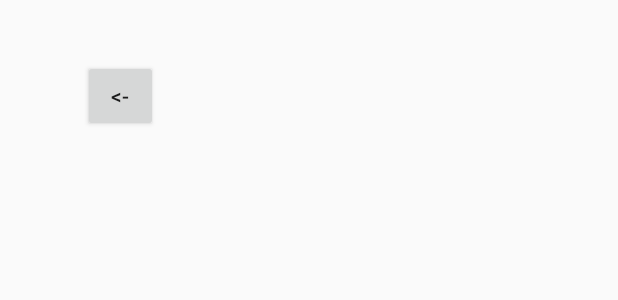
After one commit to JTRcode/boundless-games, an Android app: the layout activity_statistics.xml on its own in the app's theme, with its tools: preview values and no code run, on a phone screen of 412 x 824 dp. The commit adds this screen. Shown: the top 300 px of the screen. Run offline under Robolectric (Android 15) with nearby library versions, the phone set to English and light mode, and no system bars.

Commit message:
Added statistics method calls in each game Updated javadocs for statistics class Added statistics button to redirect to page with statistics summary

```diff
--- a/phase1/Boundless/app/src/main/AndroidManifest.xml
+++ b/phase1/Boundless/app/src/main/AndroidManifest.xml
@@ -12,7 +12,8 @@
         android:roundIcon="@mipmap/ic_launcher_round"
         android:supportsRtl="true"
         android:theme="@style/AppTheme">
-        <activity android:name=".CustomizationActivity"></activity>
+        <activity android:name=".StatisticsActivity" />
+        <activity android:name=".CustomizationActivity" />
         <activity android:name=".LoginActivity">
             <intent-filter>
                 <action android:name="android.intent.action.MAIN" />
--- a/phase1/Boundless/app/src/main/java/com/example/boundless/GPACatcherGame/GPACatcherGame.java
+++ b/phase1/Boundless/app/src/main/java/com/example/boundless/GPACatcherGame/GPACatcherGame.java
@@ -8,6 +8,7 @@ import android.graphics.Paint;
 
 import com.example.boundless.Game;
 import com.example.boundless.Panel;
+import com.example.boundless.Statistics;
 
 /**
  * A GPA catcher game, where you catch falling objects to get a good grade!
@@ -72,7 +73,9 @@ public class GPACatcherGame extends Game {
     public boolean gameOver() {
         if (time <= 0 || life <= 0){
             gameFinished = true;
+            Statistics.sumTotalScore();
         }
+
         return gameFinished;
     }
 
--- a/phase1/Boundless/app/src/main/java/com/example/boundless/LoginActivity.java
+++ b/phase1/Boundless/app/src/main/java/com/example/boundless/LoginActivity.java
@@ -24,6 +24,7 @@ public class LoginActivity extends AppCompatActivity {
     protected void onCreate(Bundle savedInstanceState) {
         super.onCreate(savedInstanceState);
         userManager = new UserAccountManager(this);
+        Statistics.start();
         if (userManager.notSignedIn()) {
             setContentView(R.layout.login_page);
             //setBackground();
--- a/phase1/Boundless/app/src/main/java/com/example/boundless/MenuActivity.java
+++ b/phase1/Boundless/app/src/main/java/com/example/boundless/MenuActivity.java
@@ -71,4 +71,10 @@ public class MenuActivity extends AppCompatActivity {
         Session.setBackground(R.drawable.halloween_main_menu);
     }*/
 
+    public void goStatistics(View v){
+        Intent intent = new Intent(this, StatisticsActivity.class);
+        Statistics.end();
+        startActivity(intent);
+    }
+
 }
--- a/phase1/Boundless/app/src/main/java/com/example/boundless/Panel.java
+++ b/phase1/Boundless/app/src/main/java/com/example/boundless/Panel.java
@@ -127,6 +127,7 @@ public class Panel extends SurfaceView implements SurfaceHolder.Callback {
     @Override
     public boolean onTouchEvent(MotionEvent event) {
         final int pointerCount = event.getPointerCount();
+        Statistics.clickEvent();
         for (int pointer = 0; pointer < pointerCount; pointer++) {
             MotionEvent.PointerCoords coords = new MotionEvent.PointerCoords();
             event.getPointerCoords(pointer, coords);
--- a/phase1/Boundless/app/src/main/java/com/example/boundless/PixelGame/PixelGame.java
+++ b/phase1/Boundless/app/src/main/java/com/example/boundless/PixelGame/PixelGame.java
@@ -7,6 +7,7 @@ import android.graphics.Paint;
 
 import com.example.boundless.Game;
 import com.example.boundless.Panel;
+import com.example.boundless.Statistics;
 
 import java.util.List;
 
@@ -86,7 +87,9 @@ public class PixelGame extends Game {
                 //TODO: exit here and go back to main menu
                 showToast("Congrats!");
                 gameFinished = true;
+                Statistics.sumTotalScore();
                 return true;
+
             }
             emptyUserChoices();
         } else {
--- a/phase1/Boundless/app/src/main/java/com/example/boundless/RotateTileGame/RotateTileGame.java
+++ b/phase1/Boundless/app/src/main/java/com/example/boundless/RotateTileGame/RotateTileGame.java
@@ -6,6 +6,7 @@ import android.graphics.Color;
 import android.graphics.Paint;
 
 import com.example.boundless.Game;
+import com.example.boundless.Statistics;
 
 /**
  * A game where you rotate tiles to get from point A to point B.
@@ -36,6 +37,7 @@ public class RotateTileGame extends Game {
         if (gameFinished){
             showToast("Correct!");
             //change stage
+            Statistics.sumTotalScore();
             return true;
         } else{
             showToast("Incorrect!");
--- /dev/null
+++ b/phase1/Boundless/app/src/main/res/layout/activity_statistics.xml
@@ -0,0 +1,29 @@
+<?xml version="1.0" encoding="utf-8"?>
+<androidx.constraintlayout.widget.ConstraintLayout xmlns:android="http://schemas.android.com/apk/res/android"
+    xmlns:app="http://schemas.android.com/apk/res-auto"
+    xmlns:tools="http://schemas.android.com/tools"
+    android:layout_width="match_parent"
+    android:layout_height="match_parent"
+    tools:context=".StatisticsActivity">
+
+    <Button
+        android:id="@+id/backButton"
+        android:layout_width="50dp"
+        android:layout_height="wrap_content"
+        android:layout_marginStart="55dp"
+        android:layout_marginTop="40dp"
+        android:onClick="backToMenu"
+        android:text="@string/back_to_menu"
+        app:layout_constraintStart_toStartOf="parent"
+        app:layout_constraintTop_toTopOf="parent" />
+
+    <TextView
+        android:id="@+id/stats"
+        android:layout_width="230dp"
+        android:layout_height="215dp"
+        app:layout_constraintBottom_toBottomOf="parent"
+        app:layout_constraintEnd_toEndOf="parent"
+        app:layout_constraintStart_toStartOf="parent"
+        app:layout_constraintTop_toTopOf="parent" />
+
+</androidx.constraintlayout.widget.ConstraintLayout>
--- a/phase1/Boundless/app/src/main/res/layout/menu.xml
+++ b/phase1/Boundless/app/src/main/res/layout/menu.xml
@@ -69,6 +69,7 @@
                 android:layout_width="0dp"
                 android:layout_height="match_parent"
                 android:layout_weight="50"
+                android:onClick="goStatistics"
                 android:text="@string/stats" />
         </LinearLayout>
 
```
Also changed, not shown: phase1/Boundless/app/src/main/java/com/example/boundless/Statistics.java (+28 -16 lines), phase1/Boundless/app/src/main/java/com/example/boundless/StatisticsActivity.java (added, +24 -0 lines).
